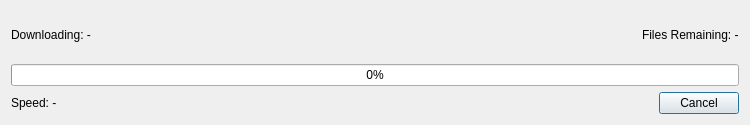
ronybeck/ApolloExplorer, file ApolloExplorerPC/dialogdownloadfile.ui: the form before one commit.
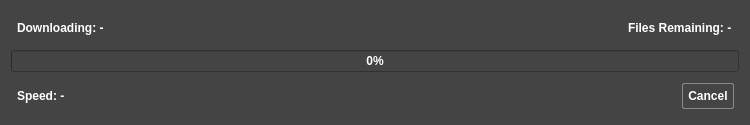
The form after the commit. Icons and pictures are not drawn.

What changed in the file:
```diff
--- a/ApolloExplorerPC/dialogdownloadfile.ui
+++ b/ApolloExplorerPC/dialogdownloadfile.ui
@@ -35,6 +35,60 @@
    <iconset resource="icons.qrc">
     <normaloff>:/browser/icons/VampireHW.png</normaloff>:/browser/icons/VampireHW.png</iconset>
   </property>
+  <property name="styleSheet">
+   <string notr="true">QWidget
+{	
+	background-color: #444444;
+	font: bold 12px;
+	color:  white;
+	font: 700 10pt &quot;Comfortaa&quot;;
+}
+QLabel{
+	padding-left: 3px;
+	padding-right: 3px;
+}
+
+QLineEdit
+{
+border: 1px solid rgb(136, 138, 133);
+}
+
+QPushButton
+{
+	margin: 5px;
+	padding: 5px;
+	border: 1px solid rgb(136, 138, 133);
+    border-radius: 2px;
+	text-align: center;
+}
+QPushButton::pressed
+{
+	background-color: #555555;
+}
+QPushButton::hover
+{
+	border: 1px solid #aaaaaa;
+}
+QGroupBox
+{
+	padding: 1px;
+	margin: 1px;
+}
+
+QHeaderView::section
+{
+	margin: 2px;
+	padding: 2px;
+}
+
+QMenu::indicator {
+    border: 1px inset white;
+}
+QMenu::indicator:checked {
+    border: 1px inset white;
+	background: red;
+}</string>
+  </property>
   <layout class="QVBoxLayout" name="verticalLayout">
    <item>
     <layout class="QHBoxLayout" name="horizontalLayout">
```
